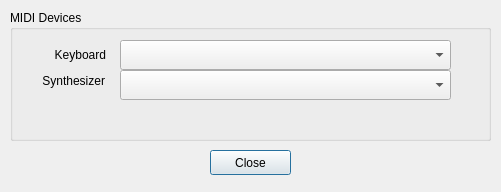
obook/I-like-Chopin, file src/settings_dialog.ui: the form before one commit.
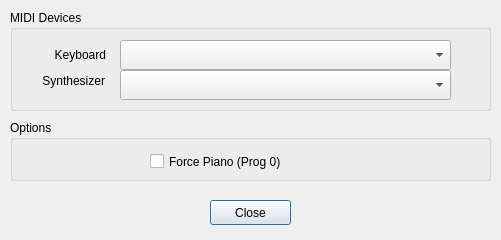
The form after the commit.

Commit message: Force piano option migration from information to settings

The edit to the form file:
```diff
--- a/src/settings_dialog.ui
+++ b/src/settings_dialog.ui
@@ -7,7 +7,7 @@
     <x>0</x>
     <y>0</y>
     <width>501</width>
-    <height>192</height>
+    <height>240</height>
    </rect>
   </property>
   <property name="windowTitle">
@@ -19,7 +19,7 @@
      <x>10</x>
      <y>10</y>
      <width>481</width>
-     <height>131</height>
+     <height>101</height>
     </rect>
    </property>
    <property name="title">
@@ -82,7 +82,7 @@
    <property name="geometry">
     <rect>
      <x>210</x>
-     <y>150</y>
+     <y>200</y>
      <width>81</width>
      <height>25</height>
     </rect>
@@ -91,6 +91,32 @@
     <string>Close</string>
    </property>
   </widget>
+  <widget class="QGroupBox" name="groupBox">
+   <property name="geometry">
+    <rect>
+     <x>10</x>
+     <y>120</y>
+     <width>481</width>
+     <height>61</height>
+    </rect>
+   </property>
+   <property name="title">
+    <string>Options</string>
+   </property>
+   <widget class="QCheckBox" name="checkBox_ForceIntrument0">
+    <property name="geometry">
+     <rect>
+      <x>140</x>
+      <y>30</y>
+      <width>191</width>
+      <height>23</height>
+     </rect>
+    </property>
+    <property name="text">
+     <string>Force Piano (Prog 0)</string>
+    </property>
+   </widget>
+  </widget>
  </widget>
  <resources/>
  <connections/>
```
The commit also changes 5 other files.
